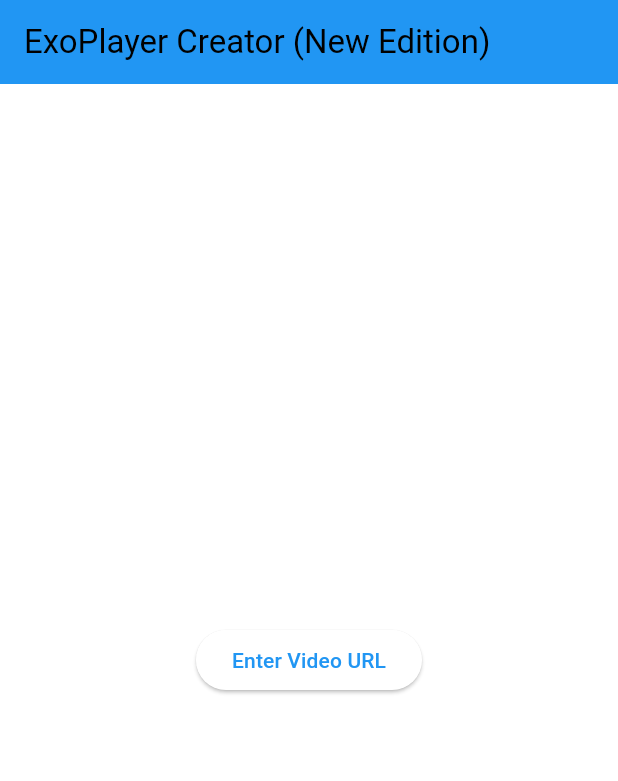
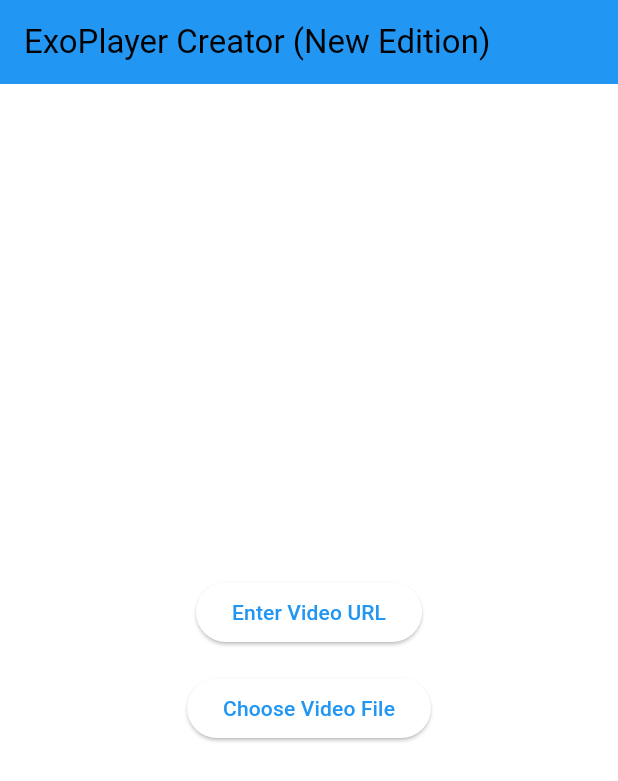
Before and after one commit to anirudhsevugan/simpliplay-android-example-fork, a Flutter app: the screen it shows after launch, on a phone screen of 412 x 824 dp. Shown: the top 781 px of the screen. Run offline on Flutter 3.47's test engine with Material 3 defaults, Android fonts, the phone set to English and light mode, and no system bars; our stand-ins replace chewie, file_picker, video_player; missing offline and left inert: keep_screen_on.

Commit message:
Update main.dart

```diff
--- a/flutter-exoplayer/flutter_beta_exoplayer_creator/lib/main.dart
+++ b/flutter-exoplayer/flutter_beta_exoplayer_creator/lib/main.dart
@@ -1,7 +1,9 @@
 import 'package:flutter/material.dart';
 import 'package:video_player/video_player.dart';
 import 'package:chewie/chewie.dart';
-import 'package:keep_screen_on/keep_screen_on.dart'; // Import the keep_screen_on package
+import 'package:keep_screen_on/keep_screen_on.dart';
+import 'package:file_picker/file_picker.dart'; // Import the file picker package
+import 'dart:io'; // Import for File class
 
 void main() {
   runApp(MyApp());
@@ -15,41 +17,40 @@ class MyApp extends StatelessWidget {
     return MaterialApp(
       debugShowCheckedModeBanner: false,
       theme: ThemeData(
-        primarySwatch: Colors.blue,  // Set primary color to blue
+        primarySwatch: Colors.blue,
         colorScheme: ColorScheme.light(
-          primary: Colors.blue,         // Primary color
-          secondary: Colors.blueAccent, // Accent color (replaces accentColor)
+          primary: Colors.blue,
+          secondary: Colors.blueAccent,
         ),
         appBarTheme: AppBarTheme(
-          backgroundColor: Colors.blue, // Set AppBar background to blue
+          backgroundColor: Colors.blue,
         ),
         buttonTheme: ButtonThemeData(
-          buttonColor: Colors.blue,  // Set button color to blue
+          buttonColor: Colors.blue,
         ),
-        // Customize other theme properties as needed
       ),
-      home: VideoURLScreen(),
+      home: VideoScreen(),
     );
   }
 }
 
-class VideoURLScreen extends StatefulWidget {
-  const VideoURLScreen({super.key});
+class VideoScreen extends StatefulWidget {
+  const VideoScreen({super.key});
 
   @override
-  _VideoURLScreenState createState() => _VideoURLScreenState();
+  _VideoScreenState createState() => _VideoScreenState();
 }
 
-class _VideoURLScreenState extends State<VideoURLScreen> {
+class _VideoScreenState extends State<VideoScreen> {
   String _videoUrl = '';
+  String _filePath = '';
 
-  // Show the dialog to ask for the video URL
   Future<void> _showVideoURLDialog() async {
     final TextEditingController videoController = TextEditingController();
 
     return showDialog<void>(
       context: context,
-      barrierDismissible: false, // Prevent dismissing by tapping outside
+      barrierDismissible: false,
       builder: (BuildContext context) {
         return AlertDialog(
           title: Text('Enter Video URL'),
@@ -75,6 +76,7 @@ class _VideoURLScreenState extends State<VideoURLScreen> {
               onPressed: () {
                 setState(() {
                   _videoUrl = videoController.text;
+                  _filePath = ''; // Clear file path if URL is chosen
                 });
                 Navigator.of(context).pop();
               },
@@ -85,6 +87,17 @@ class _VideoURLScreenState extends State<VideoURLScreen> {
     );
   }
 
+  Future<void> _pickFile() async {
+    FilePickerResult? result = await FilePicker.platform.pickFiles(type: FileType.video);
+
+    if (result != null && result.files.single.path != null) {
+      setState(() {
+        _filePath = result.files.single.path!;
+        _videoUrl = ''; // Clear video URL if a file is chosen
+      });
+    }
+  }
+
   @override
   Widget build(BuildContext context) {
     return Scaffold(
@@ -92,12 +105,25 @@ class _VideoURLScreenState extends State<VideoURLScreen> {
         title: Text('ExoPlayer Creator (New Edition)'),
       ),
       body: Center(
-        child: _videoUrl.isEmpty
-            ? ElevatedButton(
-          onPressed: _showVideoURLDialog,
-          child: Text('Enter Video URL'),
+        child: _videoUrl.isEmpty && _filePath.isEmpty
+            ? Column(
+          mainAxisAlignment: MainAxisAlignment.center,
+          children: [
+            ElevatedButton(
+              onPressed: _showVideoURLDialog,
+              child: Text('Enter Video URL'),
+            ),
+            SizedBox(height: 16),
+            ElevatedButton(
+              onPressed: _pickFile,
+              child: Text('Choose Video File'),
+            ),
+          ],
         )
-            : VideoPlayerWidget(videoUrl: _videoUrl),
+            : VideoPlayerWidget(
+          videoUrl: _videoUrl,
+          filePath: _filePath,
+        ),
       ),
     );
   }
@@ -105,8 +131,9 @@ class _VideoURLScreenState extends State<VideoURLScreen> {
 
 class VideoPlayerWidget extends StatefulWidget {
   final String videoUrl;
+  final String filePath;
 
-  const VideoPlayerWidget({super.key, required this.videoUrl});
+  const VideoPlayerWidget({super.key, required this.videoUrl, required this.filePath});
 
   @override
   _VideoPlayerWidgetState createState() => _VideoPlayerWidgetState();
@@ -119,7 +146,12 @@ class _VideoPlayerWidgetState extends State<VideoPlayerWidget> {
   @override
   void initState() {
     super.initState();
-    _videoPlayerController = VideoPlayerController.networkUrl(Uri.parse(widget.videoUrl)); // Convert String to Uri
+
+    if (widget.filePath.isNotEmpty) {
+      _videoPlayerController = VideoPlayerController.file(File(widget.filePath));
+    } else {
+      _videoPlayerController = VideoPlayerController.networkUrl(Uri.parse(widget.videoUrl));
+    }
 
     _chewieController = ChewieController(
       videoPlayerController: _videoPlayerController,
@@ -128,12 +160,11 @@ class _VideoPlayerWidgetState extends State<VideoPlayerWidget> {
       looping: true,
     );
 
-    // Enable keep_screen_on to prevent screen sleep
     _videoPlayerController.addListener(() {
       if (_videoPlayerController.value.isPlaying) {
-        KeepScreenOn.turnOn(); // Keep the screen on while video is playing
+        KeepScreenOn.turnOn();
       } else {
-        KeepScreenOn.turnOff(); // Allow the screen to turn off when the video is paused or stopped
+        KeepScreenOn.turnOff();
       }
     });
   }
@@ -143,7 +174,7 @@ class _VideoPlayerWidgetState extends State<VideoPlayerWidget> {
     super.dispose();
     _chewieController.dispose();
     _videoPlayerController.dispose();
-    KeepScreenOn.turnOff(); // Ensure screen turns off when the widget is disposed
+    KeepScreenOn.turnOff();
   }
 
   @override
@@ -153,24 +184,3 @@ class _VideoPlayerWidgetState extends State<VideoPlayerWidget> {
     );
   }
 }
-
-// Confirm exit when back is pressed
-Future<bool> _onWillPop(BuildContext context) async {
-  return await showDialog(
-    context: context,
-    builder: (context) => AlertDialog(
-      title: Text('Are you sure?'),
-      content: Text('If you exit now, ExoPlayer will stop playing.'),
-      actions: <Widget>[
-        TextButton(
-          onPressed: () => Navigator.of(context).pop(false),
-          child: Text('No'),
-        ),
-        TextButton(
-          onPressed: () => Navigator.of(context).pop(true),
-          child: Text('Yes'),
-        ),
-      ],
-    ),
-  ) ?? false;
-}
```
